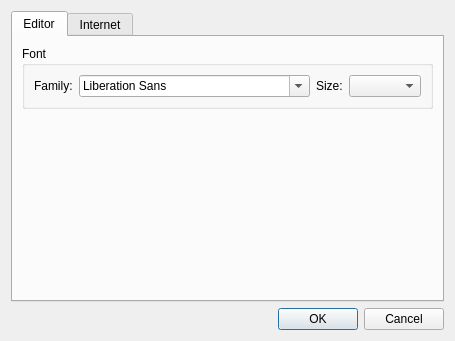
Qt form app/optionsdialog.ui (cloose/CuteMarkEd) before a commit.
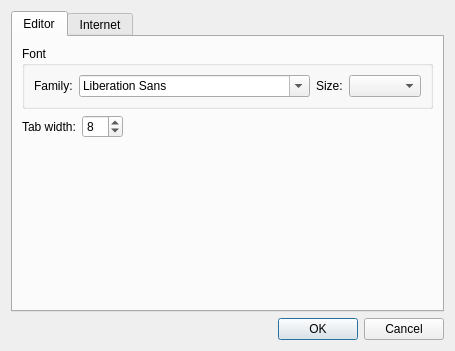
The same form after that commit.

Commit message: Introduce tab width settings to options

The edit to the form file:
```diff
--- a/app/optionsdialog.ui
+++ b/app/optionsdialog.ui
@@ -6,8 +6,8 @@
    <rect>
     <x>0</x>
     <y>0</y>
-    <width>386</width>
-    <height>315</height>
+    <width>440</width>
+    <height>351</height>
    </rect>
   </property>
   <property name="windowTitle">
@@ -23,8 +23,8 @@
       <attribute name="title">
        <string>Editor</string>
       </attribute>
-      <layout class="QVBoxLayout" name="verticalLayout_2">
-       <item>
+      <layout class="QGridLayout" name="gridLayout">
+       <item row="0" column="0" colspan="3">
         <widget class="QGroupBox" name="fontGroupBox">
          <property name="title">
           <string>Font</string>
@@ -53,7 +53,40 @@
          </layout>
         </widget>
        </item>
-       <item>
+       <item row="1" column="0">
+        <widget class="QLabel" name="tabWidthLabel">
+         <property name="text">
+          <string>Tab width:</string>
+         </property>
+        </widget>
+       </item>
+       <item row="1" column="1">
+        <widget class="QSpinBox" name="tabWidthSpinBox">
+         <property name="minimum">
+          <number>1</number>
+         </property>
+         <property name="maximum">
+          <number>16</number>
+         </property>
+         <property name="value">
+          <number>8</number>
+         </property>
+        </widget>
+       </item>
+       <item row="1" column="2">
+        <spacer name="horizontalSpacer">
+         <property name="orientation">
+          <enum>Qt::Horizontal</enum>
+         </property>
+         <property name="sizeHint" stdset="0">
+          <size>
+           <width>275</width>
+           <height>20</height>
+          </size>
+         </property>
+        </spacer>
+       </item>
+       <item row="2" column="0" colspan="3">
         <spacer name="verticalSpacer">
          <property name="orientation">
           <enum>Qt::Vertical</enum>
```
Left out of the diff: 3 changed lines with no effect on the pictures. The commit also changes 5 other files.
